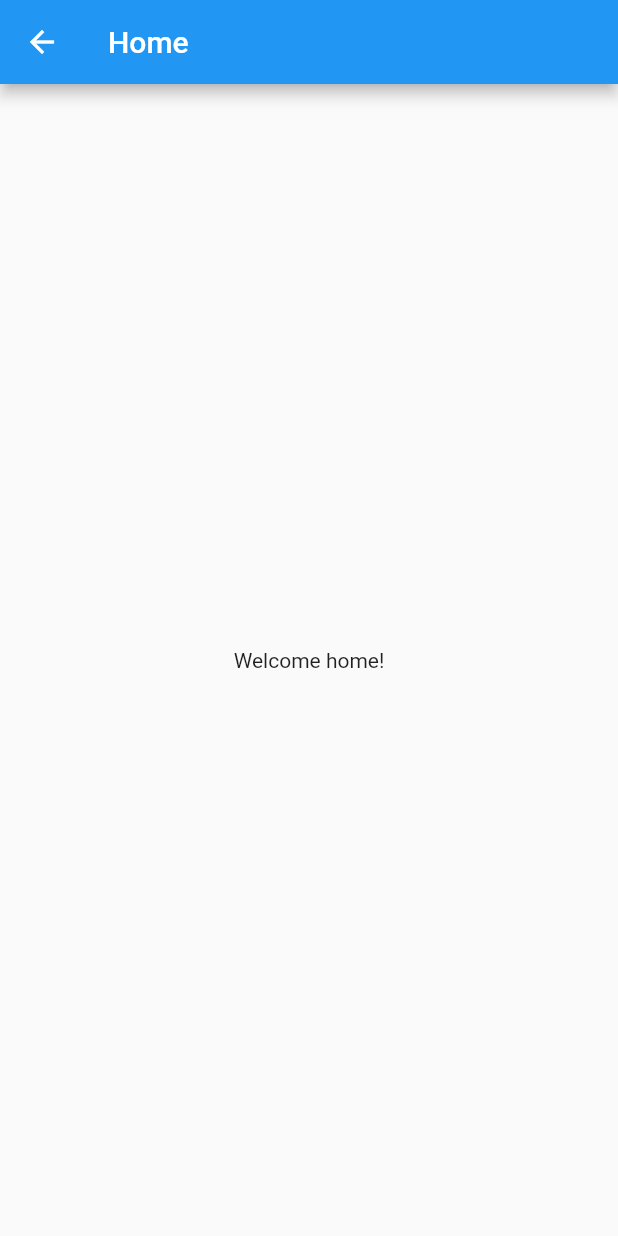
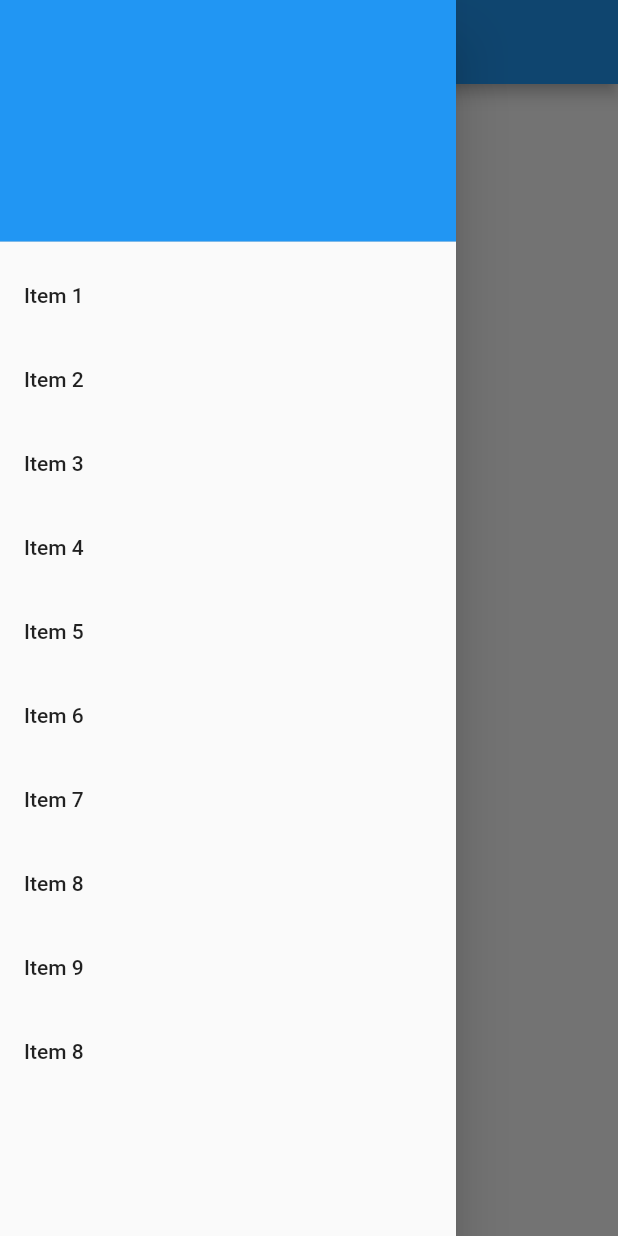
Before and after one commit to KethuY/E-Commerce, a Flutter app: the HomeScreen screen opened by its route, with the side drawer open (before the commit the screen has no drawer), on a phone screen of 412 x 824 dp. Run offline on Flutter 3.47's test engine with Material 2 defaults, Android fonts, the phone set to English and light mode, and no system bars; our stand-ins replace connectivity, shared_preferences; accounts and stored records are empty.

Commit message:
drawer layout

```diff
--- a/lib/home/homeScreen.dart
+++ b/lib/home/homeScreen.dart
@@ -10,7 +10,87 @@ class _HomeScreenState extends State<HomeScreen> {
   @override
   Widget build(BuildContext context) {
     return new Scaffold(
-      appBar: new AppBar(title: new Text("Home"),),
+      appBar: new AppBar(
+        title: new Text("Home"),
+        leading: new IconButton(
+            icon: new Icon(Icons.menu),
+            onPressed: (){
+
+      }),
+      ),
+      drawer: new Drawer(
+        child: new ListView(
+          children: <Widget>[
+            new DrawerHeader(
+              child: new Row(
+                children: <Widget>[
+
+                ],
+              ),
+              //new Text('Drawer Header',style: new TextStyle(color: Colors.white),),
+              decoration: new BoxDecoration(
+                color: Colors.blue,
+
+
+              ),
+
+            ),
+            new ListTile(
+              title: new Text('Item 1'),
+              onTap: () {
+              },
+            ),
+            new ListTile(
+              title: new Text('Item 2'),
+              onTap: () {
+              },
+            ),
+            new ListTile(
+              title: new Text('Item 3'),
+              onTap: () {
+              },
+            ),
+            new ListTile(
+              title: new Text('Item 4'),
+              onTap: () {
+              },
+            ),
+            new ListTile(
+              title: new Text('Item 5'),
+              onTap: () {
+              },
+            ),
+            new ListTile(
+              title: new Text('Item 6'),
+              onTap: () {
+              },
+            ),
+            new ListTile(
+              title: new Text('Item 7'),
+              onTap: () {
+              },
+            ),
+            new ListTile(
+              title: new Text('Item 8'),
+              onTap: () {
+              },
+            ),
+
+            new ListTile(
+              title: new Text('Item 9'),
+              onTap: () {
+              },
+
+            ),
+            new ListTile(
+              title: new Text('Item 8'),
+              onTap: () {
+
+              },
+            ),
+          ],
+        ),
+      ),
       body: new Center(
         child: new Text("Welcome home!"),
       ),
--- a/lib/splash/splash.dart
+++ b/lib/splash/splash.dart
@@ -22,6 +22,7 @@ class _SplashScreenState extends State<SplashScreen> {
   }
 
   void goToLoginPage() {
+   // Navigator.of(context).pop();
     Navigator.of(context).pushReplacementNamed('/login');
   }
 }
--- a/lib/utils/shared_pref.dart
+++ b/lib/utils/shared_pref.dart
@@ -9,7 +9,6 @@ class SharedPref{
   static void setUserName(String name){
     SharedPreferences prefs =  SharedPreferences.getInstance() as SharedPreferences;
     prefs.setString("name", name);
-    prefs.commit();
   }
 
 }
```
Also changed, not shown: lib/login/login.dart (+4 -25 lines).
